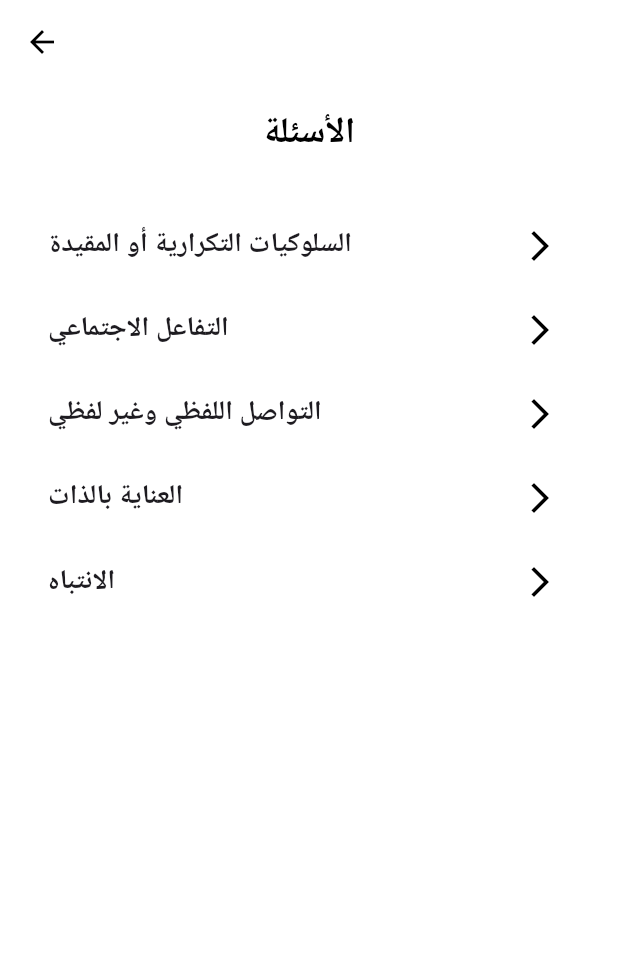
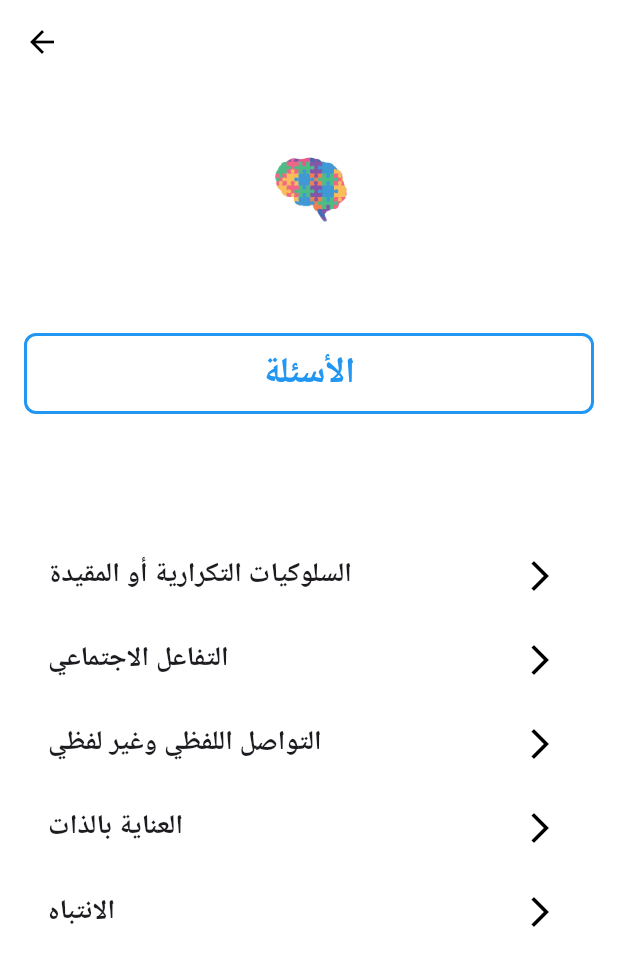
Before and after one commit to OmarSamei/MyGradutionApp, a Flutter app: the QuestionsPage screen opened directly, on a phone screen of 412 x 824 dp. Shown: the top 966 px of the screen. Run offline on Flutter 3.47's test engine with Material 3 defaults, Android fonts, the phone set to English and light mode, and no system bars; our stand-ins replace image_picker; Roboto replaces fonts that are missing (Alexandria).

Commit message:
Initial commit or Update project

```diff
--- a/graduation_project/lib/Screens/Questions_pages/main_questions_page.dart
+++ b/graduation_project/lib/Screens/Questions_pages/main_questions_page.dart
@@ -11,30 +11,45 @@ class QuestionsPage extends StatelessWidget {
         backgroundColor: Colors.white,
         elevation: 0,
         leading: IconButton(
-          icon: Icon(Icons.arrow_back, color: Colors.black),
+          icon: const Icon(Icons.arrow_back, color: Colors.black),
           onPressed: () {
             Navigator.pop(context);
           },
         ),
       ),
       body: ListView(
-        padding: EdgeInsets.all(16.0),
+        padding: const EdgeInsets.all(16.0),
         children: [
-          Text(
+            Image.asset("Photos/gradLogo1.png",
+              width: 100,
+              height: 150),
+   Container(
+  decoration: BoxDecoration( // لون الخلفية اللبني
+    border: Border.all(
+      color: Colors.blue, // لون الحواف الزرقاء
+      width: 2.0, // سمك الحواف
+    ),
+    borderRadius: BorderRadius.circular(8.0), // جعل الحواف مستديرة إذا كنت تريد
+  ),
+  padding: const EdgeInsets.all(8.0), // مسافة بين النص والحواف
+  child: const Text(
     'الأسئلة',
     style: TextStyle(
+      fontFamily: "Alexandria",
       fontSize: 24.0, // حجم الخط الكبير
       fontWeight: FontWeight.bold, // جعل الخط عريض
-              color: Colors.black, // لون الخط أسود
+      color: Colors.blue, // لون الخط أسود
     ),
     textAlign: TextAlign.center, // جعل النص في المنتصف
   ),
-          SizedBox(height: 30), // مسافة بين النص والقائمة
-          _buildListTile(context, 'السلوكيات التكرارية أو المقيدة', RepetitiveBehaviorsPage()),
-          _buildListTile(context, 'التفاعل الاجتماعي', SocialInteractionPage()),
-          _buildListTile(context, 'التواصل اللفظي وغير لفظي', CommunicationPage()),
-          _buildListTile(context, 'العناية بالذات', SelfCarePage()),
-          _buildListTile(context, 'الانتباه', AttentionPage()),
+),
+
+          const SizedBox(height: 80), // مسافة بين النص والقائمة
+          _buildListTile(context, 'السلوكيات التكرارية أو المقيدة' , const RepetitiveBehaviorsPage()),
+          _buildListTile(context, 'التفاعل الاجتماعي', const SocialInteractionPage()),
+          _buildListTile(context, 'التواصل اللفظي وغير لفظي', const CommunicationPage()),
+          _buildListTile(context, 'العناية بالذات', const SelfCarePage()),
+          _buildListTile(context, 'الانتباه', const AttentionPage()),
         ],
       ),
     );
@@ -44,9 +59,9 @@ class QuestionsPage extends StatelessWidget {
     return ListTile(
       title: Text(
         title,
-        style: TextStyle(fontSize: 18.0, fontWeight: FontWeight.bold),
+        style: const TextStyle(fontFamily: "Alexandria",fontSize: 18.0, fontWeight: FontWeight.bold),
       ),
-      trailing: Icon(Icons.arrow_forward_ios, color: Colors.black), // سهم باتجاه اليمين
+      trailing: const Icon(Icons.arrow_forward_ios, color: Colors.black), // سهم باتجاه اليمين
       onTap: () {
         Navigator.push(
           context,
@@ -59,61 +74,75 @@ class QuestionsPage extends StatelessWidget {
 
 // Placeholder pages
 class RepetitiveBehaviorsPage extends StatelessWidget {
+  const RepetitiveBehaviorsPage({super.key});
+
   @override
   Widget build(BuildContext context) {
     return Scaffold(
       appBar: AppBar(
-        title: Text('السلوكيات التكرارية أو المقيدة'),
+        title: const Text('السلوكيات التكرارية أو المقيدة',
+        style: TextStyle(
+            fontFamily: "Alexandria",
+            color: Colors.black
+        ),),
       ),
-      body: Center(child: Text('صفحة السلوكيات التكرارية أو المقيدة')),
+      body: const Center(child: Text('صفحة السلوكيات التكرارية أو المقيدة')),
     );
   }
 }
 
 class SocialInteractionPage extends StatelessWidget {
+  const SocialInteractionPage({super.key});
+
   @override
   Widget build(BuildContext context) {
     return Scaffold(
       appBar: AppBar(
-        title: Text('التفاعل الاجتماعي'),
+        title: const Text('التفاعل الاجتماعي'),
       ),
-      body: Center(child: Text('صفحة التفاعل الاجتماعي')),
+      body: const Center(child: Text('صفحة التفاعل الاجتماعي')),
     );
   }
 }
 
 class CommunicationPage extends StatelessWidget {
+  const CommunicationPage({super.key});
+
   @override
   Widget build(BuildContext context) {
     return Scaffold(
       appBar: AppBar(
-        title: Text('التواصل اللفظي وغير لفظي'),
+        title: const Text('التواصل اللفظي وغير لفظي'),
       ),
-      body: Center(child: Text('صفحة التواصل اللفظي وغير لفظي')),
+      body: const Center(child: Text('صفحة التواصل اللفظي وغير لفظي')),
     );
   }
 }
 
 class SelfCarePage extends StatelessWidget {
+  const SelfCarePage({super.key});
+
   @override
   Widget build(BuildContext context) {
     return Scaffold(
       appBar: AppBar(
-        title: Text('العناية بالذات'),
+        title: const Text('العناية بالذات'),
       ),
-      body: Center(child: Text('صفحة العناية بالذات')),
+      body: const Center(child: Text('صفحة العناية بالذات')),
     );
   }
 }
 
 class AttentionPage extends StatelessWidget {
+  const AttentionPage({super.key});
+
   @override
   Widget build(BuildContext context) {
     return Scaffold(
       appBar: AppBar(
-        title: Text('الانتباه'),
+        title: const Text('الانتباه'),
       ),
-      body: Center(child: Text('صفحة الانتباه')),
+      body: const Center(child: Text('صفحة الانتباه')),
     );
   }
 }
```
Also changed, not shown: graduation_project/lib/Screens/AppContent/home_page.dart (+105 -34 lines), graduation_project/lib/Screens/Chatbot_page/chat_bot_page.dart (added, +69 -0 lines). Lines whose indentation alone changed are shown as unchanged.
